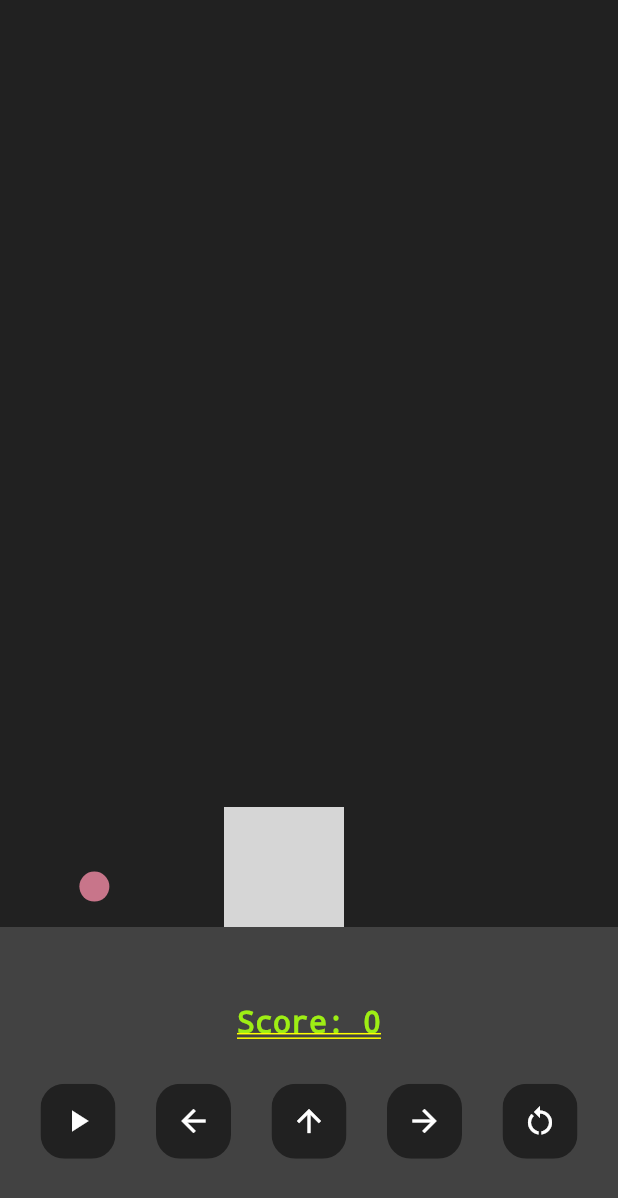
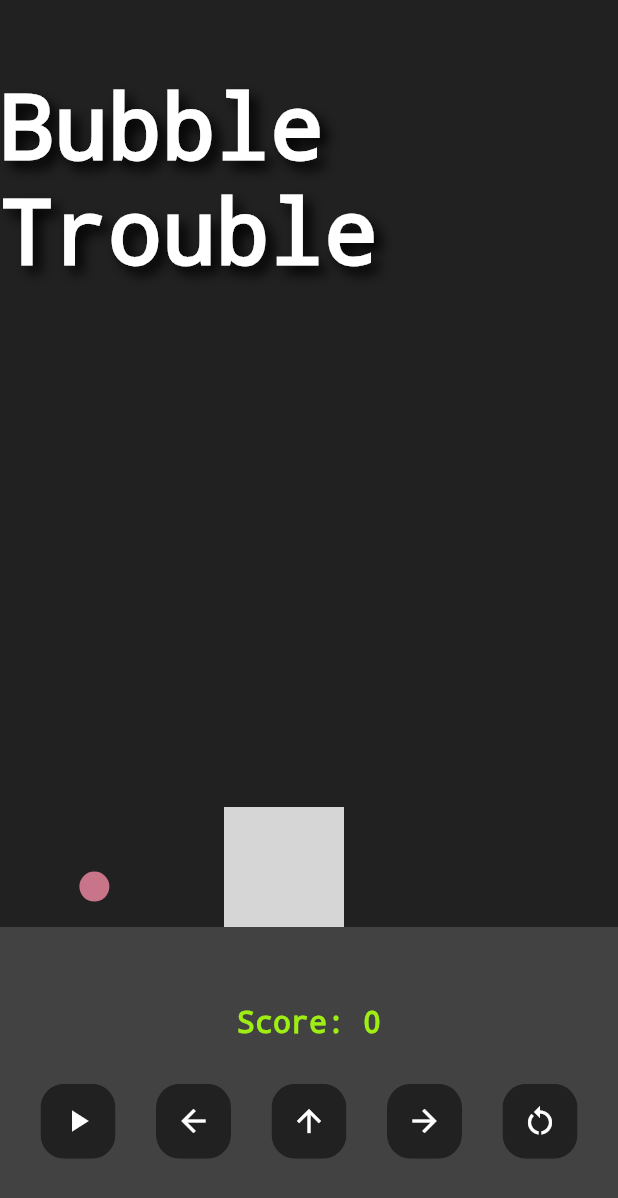
Before and after one commit to Rizz-33/Bubble-Trouble, a Flutter app: the screen it shows after launch, after a tap on the "arrow back" icon, on a phone screen of 412 x 824 dp. Shown: the top 1198 px of the screen. Run offline on Flutter 3.47's test engine with Material 3 defaults, Android fonts, the phone set to English and light mode, and no system bars; grey boxes are pictures that could not be loaded.

Commit message:
feat: bubble trouble

```diff
--- a/lib/home.dart
+++ b/lib/home.dart
@@ -73,17 +73,34 @@ class _HomePageState extends State<HomePage> {
           backgroundColor: Color.fromARGB(255, 158, 238, 20),
           title: Center(
             child: Text(
-              "You've Lost!\nRestart the game...",
+              "You've Lost!",
               style: TextStyle(
                 color: Colors.black,
                 fontWeight: FontWeight.bold,
               ),
             ),
           ),
+          content: Text("Do you want to restart the game?"),
+          actions: [
+            TextButton(
+              onPressed: () {
+                restartGame();
+                Navigator.of(context).pop();
+              },
+              child: Text(
+                "Restart",
+                style: TextStyle(
+                  color: Colors.black,
+                  fontWeight: FontWeight.bold,
+                ),
+              ),
+            ),
+          ],
         );
       },
     );
   }
+
 
   void moveLeft() {
     setState(() {
@@ -127,6 +144,10 @@ class _HomePageState extends State<HomePage> {
           setState(() {
             score += 1;
           });
+        }
+        if (mH >= MediaQuery.of(context).size.height * 3 / 4) {
+          resetMissile();
+          timer.cancel();
         }
       });
     }
@@ -186,17 +207,39 @@ class _HomePageState extends State<HomePage> {
             flex: 3,
             child: Container(
               color: Colors.grey[900],
-              child: Center(
               child: Stack(
                 children: [
                   MyBall(bX: bX, bY: bY),
                   MyMissile(height: mH, mX: mX),
                   MyPlayer(X: X),
+                  Positioned(
+                    top: 50.0,
+                    left: 0,
+                    right: 0,
+                    child: Center(
+                      child: Text(
+                        'Bubble Trouble',
+                        style: TextStyle(
+                          decoration: TextDecoration.none,
+                          fontSize: 60.0,
+                          fontWeight: FontWeight.bold,
+                          color: Colors.white,
+                          shadows: [
+                            Shadow(
+                              blurRadius: 10.0,
+                              color: Colors.black,
+                              offset: Offset(5.0, 5.0),
+                            ),
                           ],
                         ),
                       ),
                     ),
                   ),
+                ],
+              ),
+            ),
+          ),
+
           Expanded(
             child: Container(
               color: Colors.grey[800],
@@ -206,6 +249,7 @@ class _HomePageState extends State<HomePage> {
                   Text(
                     'Score: $score',
                     style: const TextStyle(
+                      decoration: TextDecoration.none,
                       fontSize: 20,
                       fontWeight: FontWeight.bold,
                       color: Color.fromARGB(255, 158, 238, 20),
```
Lines whose indentation alone changed are shown as unchanged.
